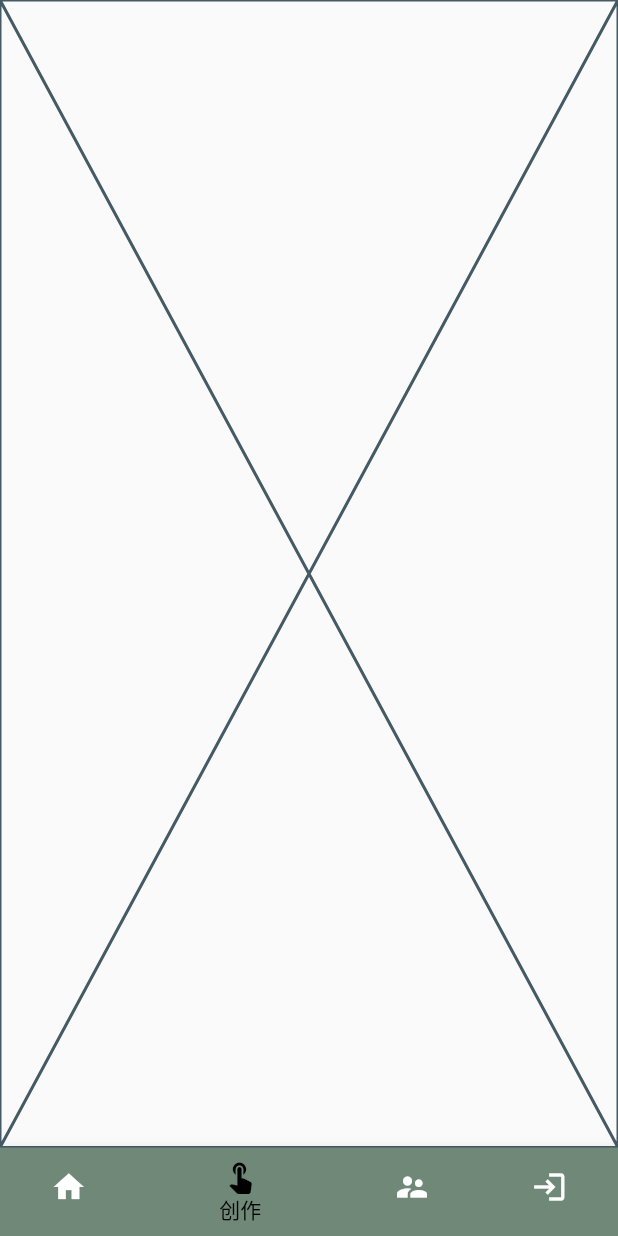
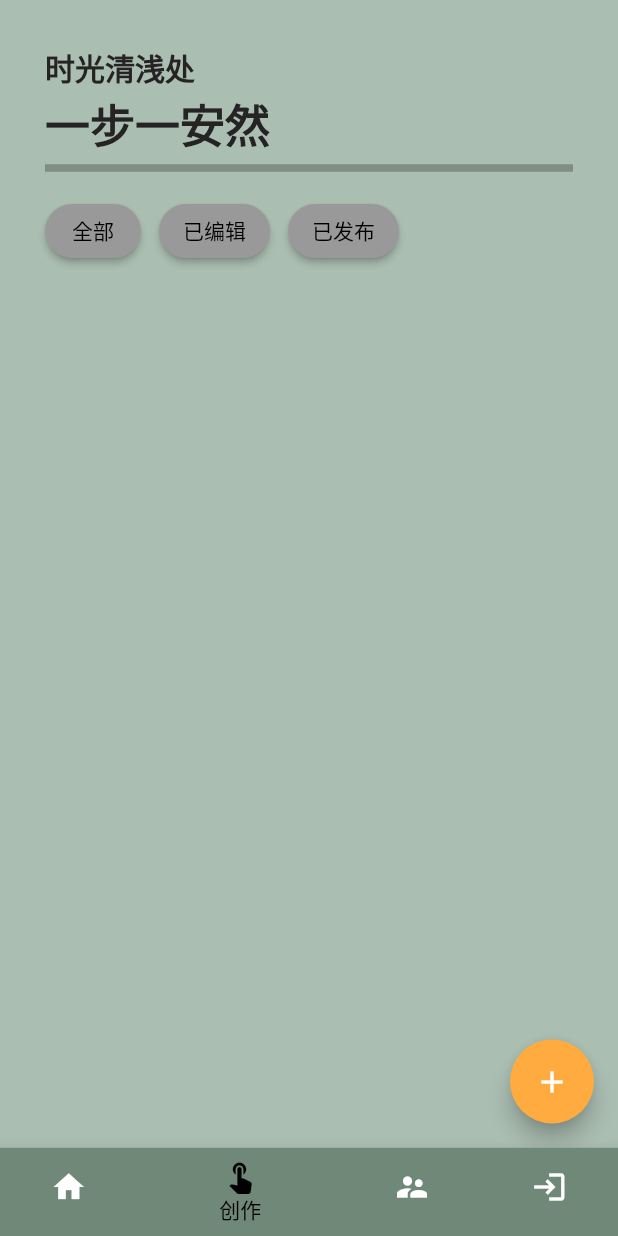
Before and after one commit to jwj1342/VanGogh, a Flutter app: the screen it shows after launch, item 2 of the bottom bar chosen, on a phone screen of 412 x 824 dp. Run offline on Flutter 3.47's test engine with Material 2 defaults, Android fonts, the phone set to English and light mode, and no system bars; Roboto replaces fonts that are missing (HanaMinA).

Commit message:
创作页面

```diff
--- a/lib/Create/create_page.dart
+++ b/lib/Create/create_page.dart
@@ -1,10 +1,124 @@
 import 'package:flutter/cupertino.dart';
+import 'package:flutter/material.dart';
 
 class CreatePage extends StatelessWidget {
   const CreatePage({super.key});
+  //const Placeholder();
 
   @override
   Widget build(BuildContext context) {
-    return const Placeholder();
+
+    return Scaffold(
+      backgroundColor:Color(0xf3a7bbae),//背景
+        body: Padding(
+          padding: EdgeInsets.symmetric(vertical:30,horizontal: 30),
+            child:Column(
+              crossAxisAlignment: CrossAxisAlignment.start,
+              mainAxisAlignment: MainAxisAlignment.start,
+              children: [
+                Container(
+                  child: Text(
+                  '时光清浅处',
+                  style: TextStyle(
+                    color: Color(0xff252323),
+                    fontSize: 20.0,
+                    fontWeight: FontWeight.w600
+                  ),
+                  )
+                ),
+                Container(
+                  child: Text(
+                  '一步一安然',
+                  style: TextStyle(
+                    color: Color(0xff252323),
+                    fontSize: 30.0,
+                    fontWeight: FontWeight.w600
+                 ),
+                 )
+               ),
+              const SizedBox(//分割线
+                child: Divider(
+                color: Colors.black26,
+                thickness: 5,
+                ),
+              ),
+              Wrap(
+                spacing:8,
+                runSpacing:8,
+                children:<Widget>[
+                  Container(//三个button
+                    padding:EdgeInsets .fromLTRB( 0,10, 4, 30),
+                    child:ElevatedButton (
+                      child:Text('全部'),
+                      onPressed:(){},
+                      style:ButtonStyle(
+                        backgroundColor:MaterialStateProperty.all(CupertinoColors.inactiveGray),
+                        foregroundColor:MaterialStateProperty.all(Colors.black),
+                        textStyle:MaterialStateProperty.all(TextStyle(fontSize:14)),
+                        shape:MaterialStateProperty.all(
+                          StadiumBorder(
+                          ),
+                        ),
+                      ),
+                    ),
+                  ),
+                  Container(//三个button
+                    padding:EdgeInsets .fromLTRB( 0,10, 4, 30),
+                    child: ElevatedButton (
+                      child:Text('已编辑'),
+                        onPressed:(){
+
+                      },
+                      style:ButtonStyle(
+                        backgroundColor:MaterialStateProperty.all(CupertinoColors.inactiveGray),
+                        foregroundColor:MaterialStateProperty.all(Colors.black),
+                        textStyle:MaterialStateProperty.all(TextStyle(fontSize:14)),
+                        shape:MaterialStateProperty.all(
+                          StadiumBorder(
+                          ),
+                        ),
+                      ),
+                    ),
+                  ),
+                  Container(//三个button
+                    padding:EdgeInsets .fromLTRB( 0,10, 50, 30),
+                    child: ElevatedButton (
+                      child:Text('已发布'),
+                      onPressed:(){},
+                      style:ButtonStyle(
+                        backgroundColor:MaterialStateProperty.all(CupertinoColors.inactiveGray),
+                        foregroundColor:MaterialStateProperty.all(Colors.black),
+                        textStyle:MaterialStateProperty.all(TextStyle(fontSize:14)),
+                        shape:MaterialStateProperty.all(
+                          StadiumBorder(
+                          ),
+                        ),
+                      ),
+                    ),
+                  ),
+                   Wrap(//通过流式布局排列图片
+                     spacing:2,
+                     runSpacing:5,
+                     children :<Widget>[
+
+
+                     ],
+                   )
+               ],
+             ),
+           ],
+          ),
+        ),
+        floatingActionButton://加号
+        FloatingActionButton(
+        backgroundColor:Colors.orangeAccent,
+        onPressed:(){},
+        child:IconButton(
+        icon:Icon(Icons.add),
+        onPressed:(){},
+        ),
+      ),
+    );
   }
+
 }
```
